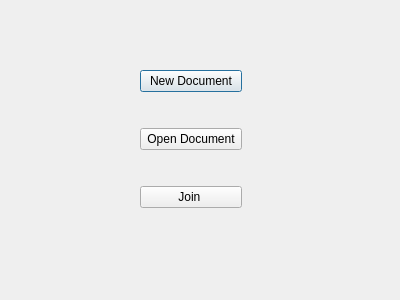
Above: client/MainMenu.ui from anphetamina/CoText before the change. Below: the same form after it.
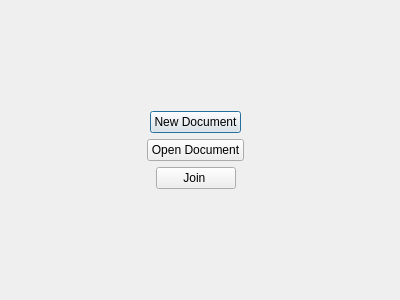
That is the form after the change.

Commit message: 1. userListToggle is now a ClickableLabel to emit clicked() and show userList on the right. 2. Update all widgets layouts to be responsive 3.TODO: userWidget + userWidgetEdit

```diff
--- a/client/MainMenu.ui
+++ b/client/MainMenu.ui
@@ -13,17 +13,34 @@
   <property name="windowTitle">
    <string>Dialog</string>
   </property>
-  <widget class="QWidget" name="">
+  <widget class="QWidget" name="gridLayoutWidget">
    <property name="geometry">
     <rect>
-     <x>140</x>
-     <y>40</y>
-     <width>102</width>
-     <height>201</height>
+     <x>0</x>
+     <y>10</y>
+     <width>391</width>
+     <height>281</height>
     </rect>
    </property>
+   <layout class="QGridLayout" name="gridLayout">
+    <item row="0" column="0">
    <layout class="QVBoxLayout" name="verticalLayout">
     <item>
+       <layout class="QHBoxLayout" name="horizontalLayout">
+        <item>
+         <spacer name="horizontalSpacer">
+          <property name="orientation">
+           <enum>Qt::Horizontal</enum>
+          </property>
+          <property name="sizeHint" stdset="0">
+           <size>
+            <width>40</width>
+            <height>20</height>
+           </size>
+          </property>
+         </spacer>
+        </item>
+        <item>
      <widget class="QPushButton" name="pushButton_newDocument">
       <property name="text">
        <string>New Document</string>
@@ -31,6 +48,36 @@
      </widget>
     </item>
     <item>
+         <spacer name="horizontalSpacer_2">
+          <property name="orientation">
+           <enum>Qt::Horizontal</enum>
+          </property>
+          <property name="sizeHint" stdset="0">
+           <size>
+            <width>40</width>
+            <height>20</height>
+           </size>
+          </property>
+         </spacer>
+        </item>
+       </layout>
+      </item>
+      <item>
+       <layout class="QHBoxLayout" name="horizontalLayout_2">
+        <item>
+         <spacer name="horizontalSpacer_3">
+          <property name="orientation">
+           <enum>Qt::Horizontal</enum>
+          </property>
+          <property name="sizeHint" stdset="0">
+           <size>
+            <width>40</width>
+            <height>20</height>
+           </size>
+          </property>
+         </spacer>
+        </item>
+        <item>
      <widget class="QPushButton" name="pushButton_openDocument">
       <property name="text">
        <string>Open Document</string>
@@ -38,11 +85,58 @@
      </widget>
     </item>
     <item>
+         <spacer name="horizontalSpacer_4">
+          <property name="orientation">
+           <enum>Qt::Horizontal</enum>
+          </property>
+          <property name="sizeHint" stdset="0">
+           <size>
+            <width>40</width>
+            <height>20</height>
+           </size>
+          </property>
+         </spacer>
+        </item>
+       </layout>
+      </item>
+      <item>
+       <layout class="QHBoxLayout" name="horizontalLayout_3">
+        <item>
+         <spacer name="horizontalSpacer_5">
+          <property name="orientation">
+           <enum>Qt::Horizontal</enum>
+          </property>
+          <property name="sizeHint" stdset="0">
+           <size>
+            <width>40</width>
+            <height>20</height>
+           </size>
+          </property>
+         </spacer>
+        </item>
+        <item>
      <widget class="QPushButton" name="pushButton_join">
       <property name="text">
        <string>Join </string>
       </property>
      </widget>
+        </item>
+        <item>
+         <spacer name="horizontalSpacer_6">
+          <property name="orientation">
+           <enum>Qt::Horizontal</enum>
+          </property>
+          <property name="sizeHint" stdset="0">
+           <size>
+            <width>40</width>
+            <height>20</height>
+           </size>
+          </property>
+         </spacer>
+        </item>
+       </layout>
+      </item>
+     </layout>
     </item>
    </layout>
   </widget>
```
Lines whose indentation alone changed are shown as unchanged. The commit also changes 13 other files.
